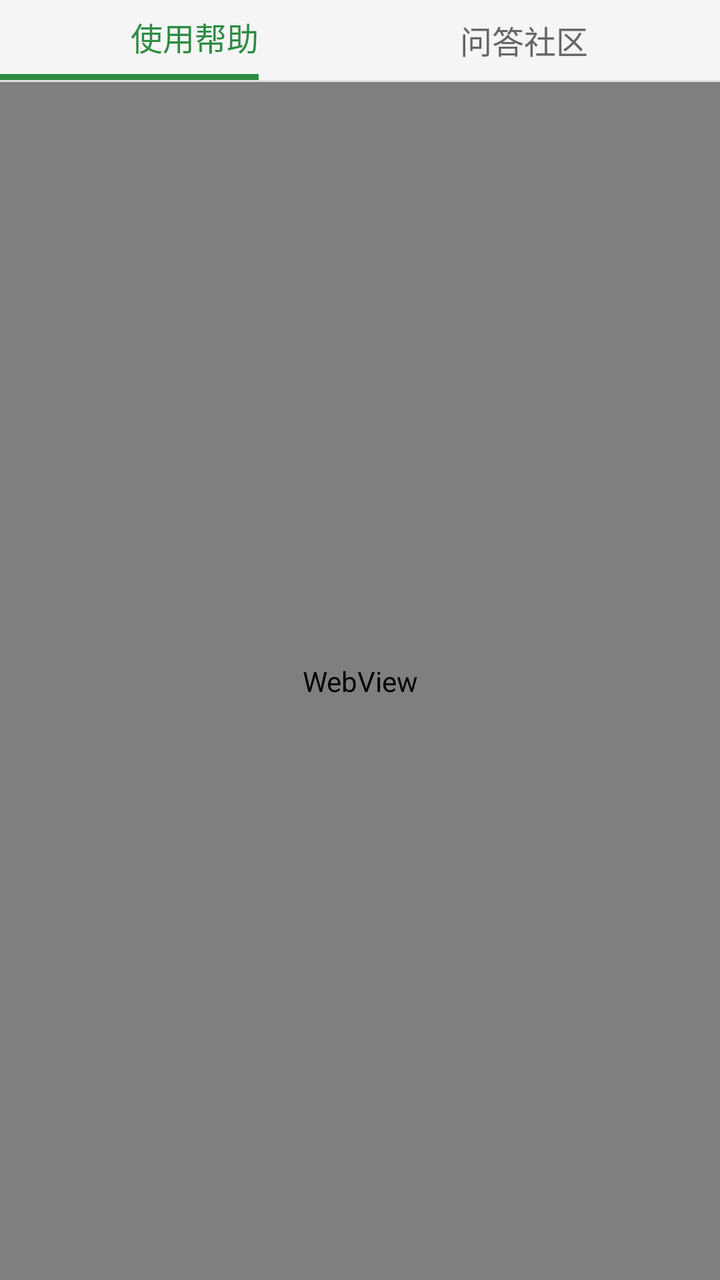
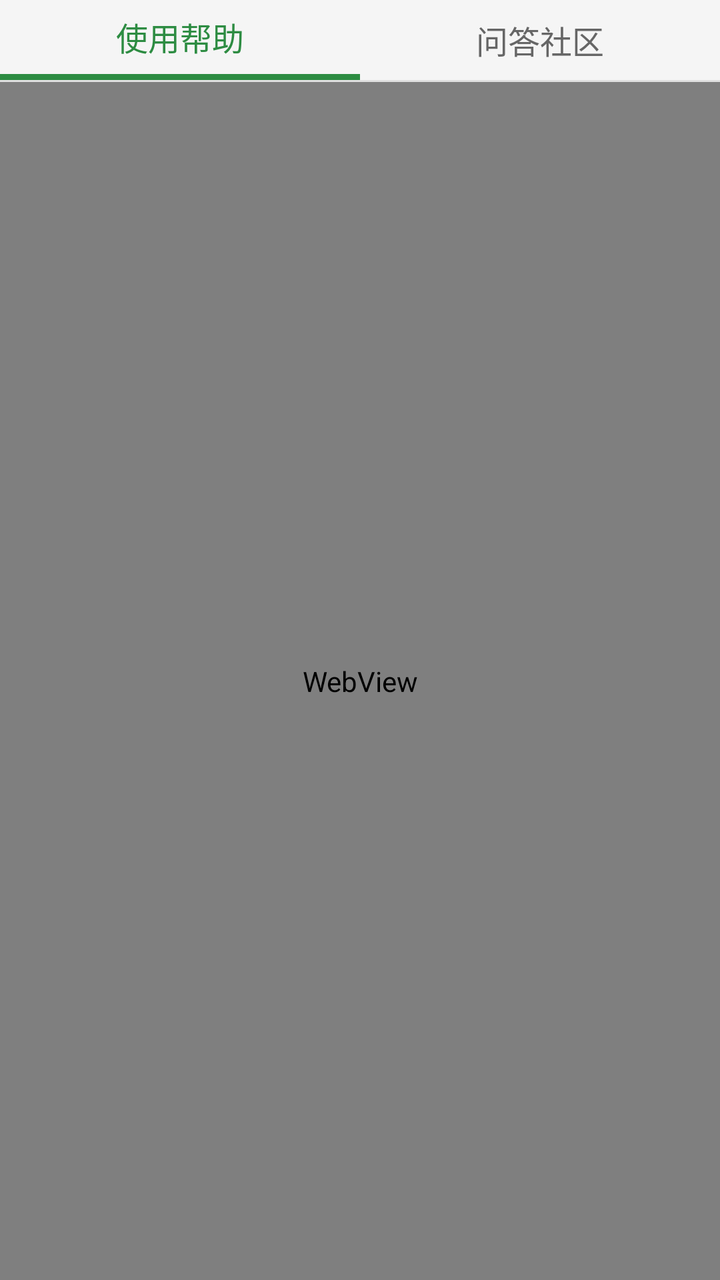

Compare the two renders of this Android layout. The source of the first and the diff that turns it into the second are given below.
<!-- AndroidManifest.xml: application theme AppTheme -->
<!-- res/layout/activity_help.xml -->
<?xml version="1.0" encoding="utf-8"?>
<LinearLayout xmlns:android="http://schemas.android.com/apk/res/android"
    xmlns:app="http://schemas.android.com/apk/res-auto"
    android:layout_width="match_parent"
    android:layout_height="match_parent"
    android:orientation="vertical">

    <LinearLayout
        android:layout_width="match_parent"
        android:layout_height="wrap_content"
        android:orientation="vertical"
        android:background="#F5F5F5">

        <LinearLayout
            android:layout_width="match_parent"
            android:layout_height="40dp"
            android:weightSum="100"
            android:orientation="horizontal">

            <LinearLayout
                android:id="@+id/tab_help_container"
                android:layout_width="0dp"
                android:layout_height="match_parent"
                android:layout_weight="36"
                android:orientation="vertical"
                android:gravity="center_vertical|end"
                android:clickable="true"
                android:background="?attr/selectableItemBackground">

                <TextView
                    android:id="@+id/tab_help"
                    android:layout_width="wrap_content"
                    android:layout_height="0dp"
                    android:layout_weight="1"
                    android:gravity="center"
                    android:text="使用帮助"
                    android:textSize="16sp"
                    android:textColor="#2D8C42" />

                <View
                    android:id="@+id/indicator_help"
                    android:layout_width="match_parent"
                    android:layout_height="3dp"
                    android:background="#2D8C42" />
            </LinearLayout>

            <View
                android:layout_width="0dp"
                android:layout_height="0dp"
                android:layout_weight="28" />

            <LinearLayout
                android:id="@+id/tab_qa_container"
                android:layout_width="0dp"
                android:layout_height="match_parent"
                android:layout_weight="36"
                android:orientation="vertical"
                android:gravity="center_vertical|start"
                android:clickable="true"
                android:background="?attr/selectableItemBackground">

                <TextView
                    android:id="@+id/tab_qa"
                    android:layout_width="wrap_content"
                    android:layout_height="0dp"
                    android:layout_weight="1"
                    android:gravity="center"
                    android:text="问答社区"
                    android:textSize="16sp"
                    android:textColor="#666666" />

                <View
                    android:id="@+id/indicator_qa"
                    android:layout_width="match_parent"
                    android:layout_height="3dp"
                    android:background="#2D8C42"
                    android:visibility="gone" />
            </LinearLayout>
        </LinearLayout>

        <View
            android:layout_width="match_parent"
            android:layout_height="1dp"
            android:background="#E0E0E0" />
    </LinearLayout>

    <FrameLayout
        android:id="@+id/container"
        android:layout_width="match_parent"
        android:layout_height="0dp"
        android:layout_weight="1">

        <WebView
            android:id="@+id/web_view"
            android:layout_width="match_parent"
            android:layout_height="match_parent" />

        <androidx.swiperefreshlayout.widget.SwipeRefreshLayout
            android:id="@+id/swipe_refresh"
            android:layout_width="match_parent"
            android:layout_height="match_parent"
            android:visibility="gone">

            <androidx.recyclerview.widget.RecyclerView
                android:id="@+id/qa_recycler_view"
                android:layout_width="match_parent"
                android:layout_height="match_parent"
                android:clipToPadding="false"
                android:paddingBottom="8dp" />
        </androidx.swiperefreshlayout.widget.SwipeRefreshLayout>
    </FrameLayout>

    <com.google.android.material.floatingactionbutton.FloatingActionButton
        android:id="@+id/fab_post_question"
        android:layout_width="wrap_content"
        android:layout_height="wrap_content"
        android:layout_gravity="end|bottom"
        android:layout_margin="16dp"
        android:visibility="gone"
        android:src="@android:drawable/ic_input_add"
        app:backgroundTint="#2D8C42"
        app:tint="@android:color/white" />
</LinearLayout>
<!-- resources referenced by this layout -->
<resources>
  <style name="AppTheme" parent="Theme.AppCompat.Light.NoActionBar">
          <item name="colorPrimary">@color/colorPrimary</item>
          <item name="colorPrimaryDark">@color/colorPrimaryDark</item>
          <item name="colorAccent">@color/colorAccent</item>
      </style>
  <color name="colorPrimary">#009688</color>
  <color name="colorPrimaryDark">#00796B</color>
  <color name="colorAccent">#FF9800</color>
</resources>

<!-- the commit's change to res/layout/activity_help.xml (unified diff, before → after) -->
@@ -21,9 +21,9 @@
                 android:id="@+id/tab_help_container"
                 android:layout_width="0dp"
                 android:layout_height="match_parent"
-                android:layout_weight="36"
+                android:layout_weight="50"
                 android:orientation="vertical"
-                android:gravity="center_vertical|end"
+                android:gravity="center"
                 android:clickable="true"
                 android:background="?attr/selectableItemBackground">
 
@@ -44,18 +44,13 @@
                     android:background="#2D8C42" />
             </LinearLayout>
 
-            <View
-                android:layout_width="0dp"
-                android:layout_height="0dp"
-                android:layout_weight="28" />
-
             <LinearLayout
                 android:id="@+id/tab_qa_container"
                 android:layout_width="0dp"
                 android:layout_height="match_parent"
-                android:layout_weight="36"
+                android:layout_weight="50"
                 android:orientation="vertical"
-                android:gravity="center_vertical|start"
+                android:gravity="center"
                 android:clickable="true"
                 android:background="?attr/selectableItemBackground">
 
